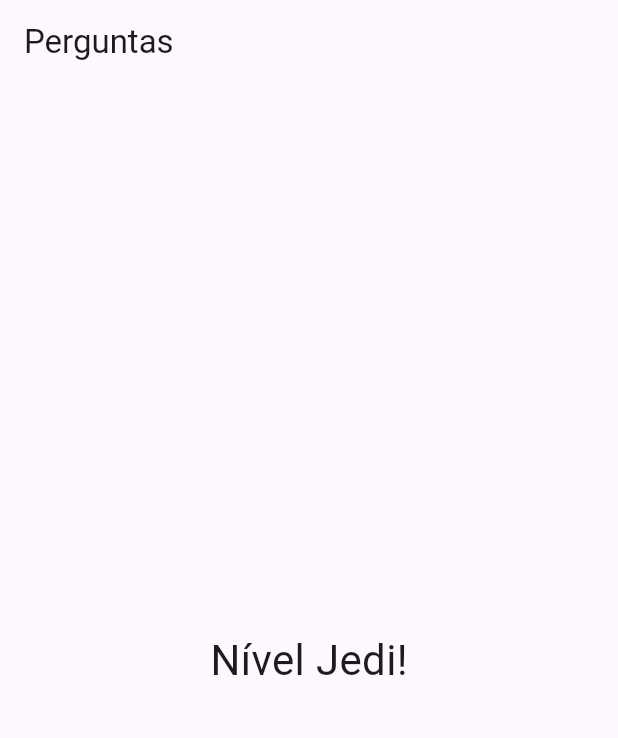
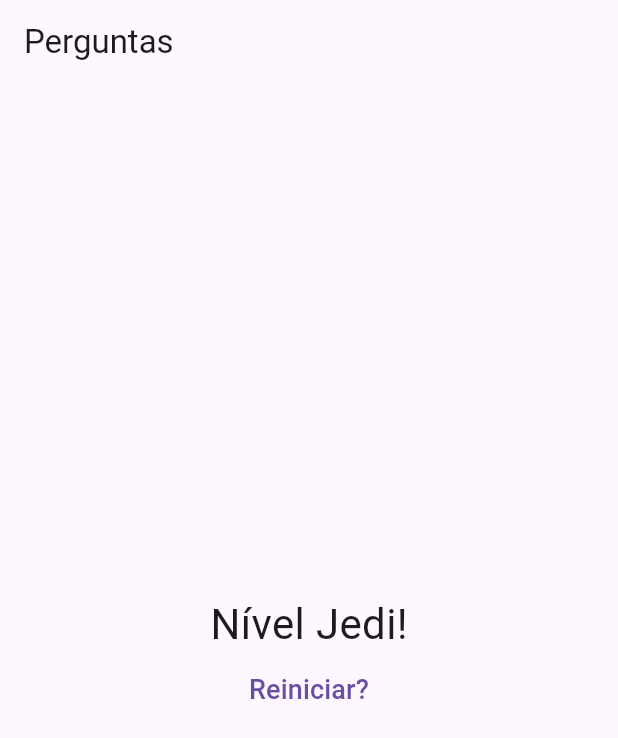
Before and after one commit to Anderlan-Nunes/perguntas, a Flutter app: the screen it shows after launch, after a tap on "Preto", after a tap on "lobo", after a tap on "chocolat", on a phone screen of 412 x 824 dp. Shown: the top 738 px of the screen. Run offline on Flutter 3.47's test engine with Material 3 defaults, Android fonts, the phone set to English and light mode, and no system bars.

Commit message:
reiniciar questionario

```diff
--- a/lib/main.dart
+++ b/lib/main.dart
@@ -36,7 +36,7 @@ class _PerguntaAppState extends State<PerguntaApp> {
     }
   ];
 
-  void _quandoResponder(int pontuacao) {
+  void _responder(int pontuacao) {
     if (temPerguntaSelecionada) {
       setState(() {
         _perguntaSelecionada++;
@@ -44,6 +44,13 @@ class _PerguntaAppState extends State<PerguntaApp> {
       });
     }
     print(_pontuacaoTotal);
+  }
+
+  void _reiniciarQuestionario() {
+    setState(() {
+      _perguntaSelecionada = 0;
+      _pontuacaoTotal = 0;
+    });
   }
 
   bool get temPerguntaSelecionada {
@@ -62,8 +69,8 @@ class _PerguntaAppState extends State<PerguntaApp> {
               ? Questionario(
                   perguntas: _perguntas,
                   perguntaSelecionada: _perguntaSelecionada,
-                  quandoResponder: _quandoResponder)
-              : Resultado(_pontuacaoTotal),
+                  quandoResponder: _responder)
+              : Resultado(_pontuacaoTotal,  _reiniciarQuestionario),
         ));
   }
 }
--- a/lib/resultado.dart
+++ b/lib/resultado.dart
@@ -3,7 +3,8 @@ import 'package:flutter/material.dart';
 class Resultado extends StatelessWidget {
 
   final int pontuacao;
-  const Resultado( this.pontuacao, {super.key});
+  final void Function() quandoReiniciarQuestionario;
+  const Resultado( this.pontuacao, this.quandoReiniciarQuestionario, {super.key});
 
   String get fraseResultado {
     if (pontuacao < 15) {
@@ -19,13 +20,27 @@ class Resultado extends StatelessWidget {
 
   @override
   Widget build(BuildContext context) {
-    return Center(
-      child: Text(
-        fraseResultado,
-        style: const TextStyle(
-          fontSize: 28,
+    return Column(
+      mainAxisAlignment: MainAxisAlignment.center,
+      children: [
+        Center(
+          child: Text(
+            fraseResultado,
+            style: const TextStyle(
+              fontSize: 28,
+            ),
+          ),
         ),
-      ),
+        TextButton(
+          onPressed: quandoReiniciarQuestionario,
+          child: const Text(
+            'Reiniciar?',
+            style: TextStyle(
+              fontSize: 18,
+            ),
+          ),
+        ),
+      ],
     );
   }
 }
```
